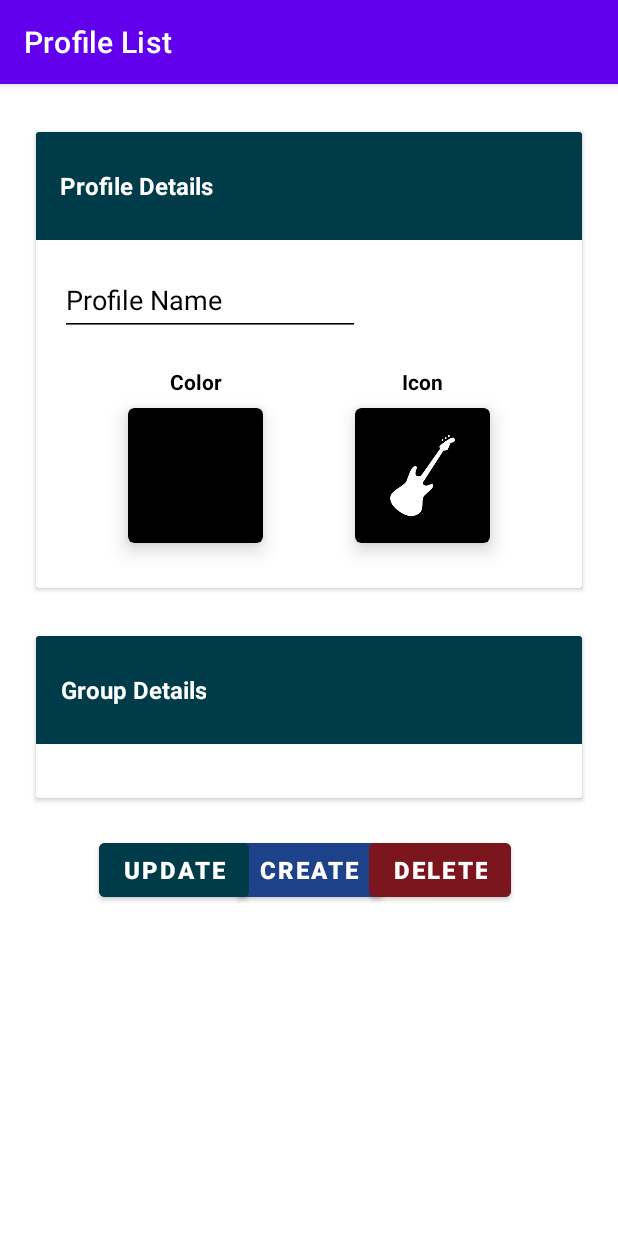
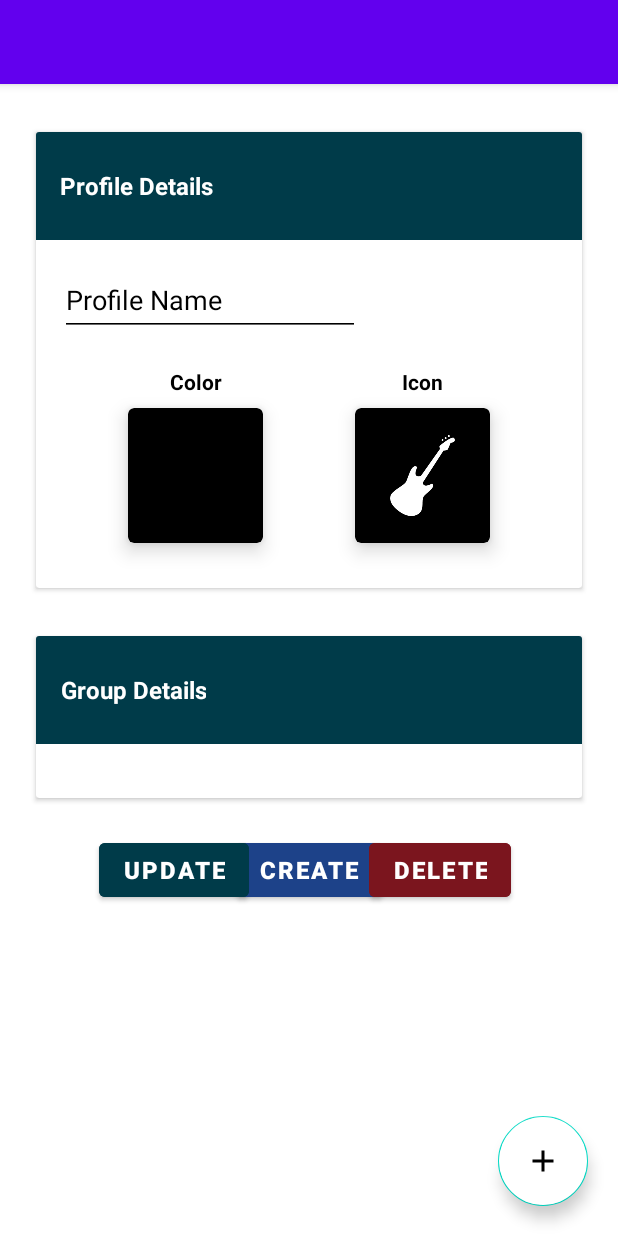
Before and after one commit to kennethjpaul/HushGuard, an Android app: the fragment ProfileDetailsFragment placed in its activity, on a phone screen of 412 x 824 dp. Run offline under Robolectric (Android 15) with nearby library versions, the phone set to English and light mode, and no system bars; our stand-ins replace Room's generated code, data binding, navigation-ui; 14 statements that could not run were skipped.

Commit message:
UI changes on home page. Added extra space at the bottom for profilr creation page

```diff
--- a/app/src/main/res/drawable/ic_baseline_add_24.xml
+++ b/app/src/main/res/drawable/ic_baseline_add_24.xml
@@ -1,4 +1,4 @@
-<vector android:height="24dp" android:tint="#000000"
+<vector android:height="24dp" android:tint="#FFFFFF"
     android:viewportHeight="24" android:viewportWidth="24"
     android:width="24dp" xmlns:android="http://schemas.android.com/apk/res/android">
     <path android:fillColor="@android:color/white" android:pathData="M19,13h-6v6h-2v-6H5v-2h6V5h2v6h6v2z"/>
--- a/app/src/main/res/layout/fragment_profile_details.xml
+++ b/app/src/main/res/layout/fragment_profile_details.xml
@@ -250,7 +250,13 @@
             app:layout_constraintStart_toStartOf="@+id/guideline"
             app:layout_constraintTop_toTopOf="@+id/profile_details_update_button" />
 
-
+        <Space
+            android:layout_width="match_parent"
+            android:layout_height="20dp"
+            android:layout_marginTop="64dp"
+            app:layout_constraintEnd_toEndOf="parent"
+            app:layout_constraintStart_toStartOf="parent"
+            app:layout_constraintTop_toBottomOf="@+id/profile_details_group_card" />
 
     </androidx.constraintlayout.widget.ConstraintLayout>
 
--- a/app/src/main/res/layout/fragment_profile_list.xml
+++ b/app/src/main/res/layout/fragment_profile_list.xml
@@ -21,7 +21,7 @@
             android:layout_height="wrap_content"
             android:layout_marginTop="32dp"
             android:text="@string/activate_dnd"
-            android:visibility="gone"
+            android:visibility="visible"
             android:textSize="24sp"
             android:checked="@{profileListViewModel.dndStatus}"
             android:onCheckedChanged="@{(switch, checked) -> profileListViewModel.updateProfileListVisibility(checked)}"
@@ -33,22 +33,27 @@
         <androidx.recyclerview.widget.RecyclerView
             android:id="@+id/profile_list_recycler"
             android:layout_width="match_parent"
-            android:layout_height="wrap_content"
+            android:layout_height="0dp"
             android:layout_marginStart="24dp"
             android:layout_marginTop="32dp"
             android:layout_marginEnd="24dp"
+            android:layout_marginBottom="32dp"
             android:visibility="@{profileListViewModel.isProfileListVisible()}"
+            app:layout_constraintBottom_toTopOf="@+id/add_profile_button"
             app:layout_constraintEnd_toEndOf="parent"
+            app:layout_constraintHorizontal_bias="0.0"
             app:layout_constraintStart_toStartOf="parent"
-            app:layout_constraintTop_toBottomOf="@+id/home_dnd_switch" />
+            app:layout_constraintTop_toBottomOf="@+id/home_dnd_switch"
+            app:layout_constraintVertical_bias="0.0" />
 
         <com.google.android.material.floatingactionbutton.FloatingActionButton
             android:id="@+id/add_profile_button"
             android:layout_width="60dp"
             android:layout_height="60dp"
             android:src="@drawable/ic_baseline_add_24"
+            android:background="@color/white"
             android:backgroundTint="@color/white"
-            android:visibility="gone"
+            android:visibility="visible"
             app:fabCustomSize="60dp"
             android:layout_margin="20dp"
             app:layout_constraintBottom_toBottomOf="parent"
--- a/app/src/main/res/navigation/main_navigation.xml
+++ b/app/src/main/res/navigation/main_navigation.xml
@@ -7,7 +7,7 @@
     <fragment
         android:id="@+id/profileListFragment"
         android:name="com.kinetx.silentproject.fragments.ProfileListFragment"
-        android:label="Profile List" >
+        android:label="" >
         <action
             android:id="@+id/action_profileListFragment_to_profileDetailsFragment"
             app:destination="@id/profileDetailsFragment" />
```
